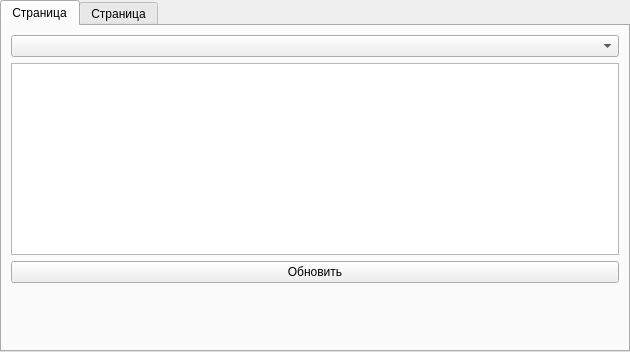
rjornd/qt_test_task, file tabwidget.ui: the form before one commit.
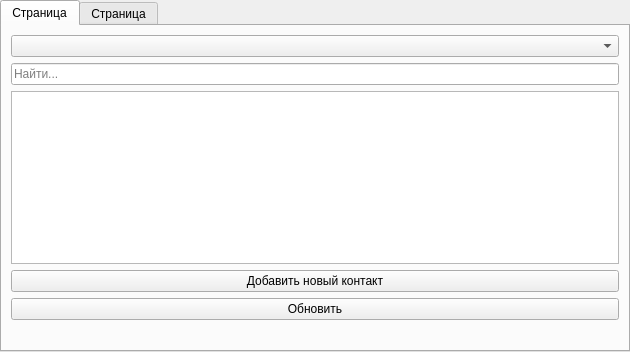
The form after the commit.

```diff
--- a/tabwidget.ui
+++ b/tabwidget.ui
@@ -24,9 +24,32 @@
     <item>
      <widget class="QComboBox" name="comboBox"/>
     </item>
+    <item>
+     <widget class="QLineEdit" name="find">
+      <property name="inputMask">
+       <string/>
+      </property>
+      <property name="text">
+       <string/>
+      </property>
+      <property name="alignment">
+       <set>Qt::AlignLeading|Qt::AlignLeft|Qt::AlignVCenter</set>
+      </property>
+      <property name="placeholderText">
+       <string>Найти...</string>
+      </property>
+     </widget>
+    </item>
     <item>
      <widget class="QListWidget" name="listWidget"/>
     </item>
+    <item>
+     <widget class="QPushButton" name="addcontact">
+      <property name="text">
+       <string>Добавить новый контакт</string>
+      </property>
+     </widget>
+    </item>
     <item>
      <widget class="QPushButton" name="pushButton">
       <property name="text">
```
